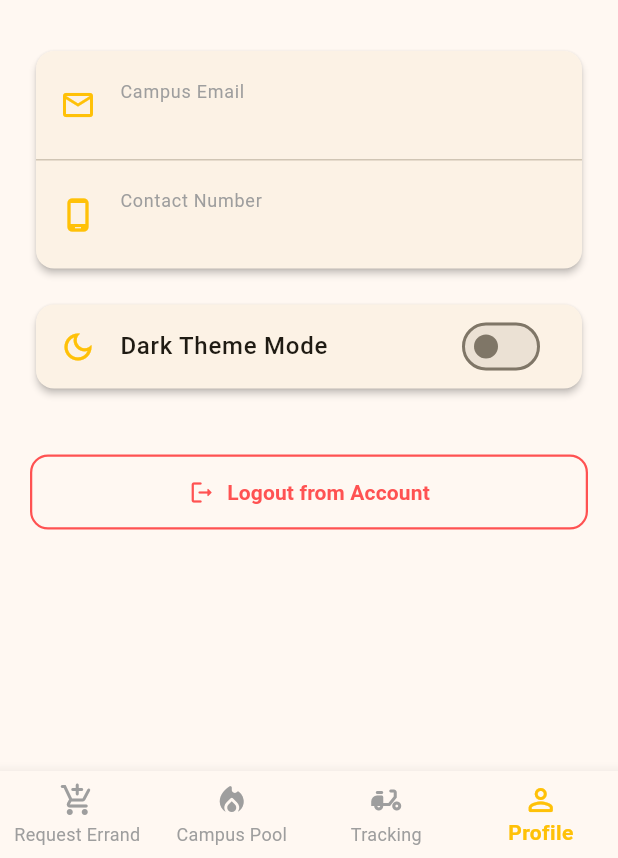
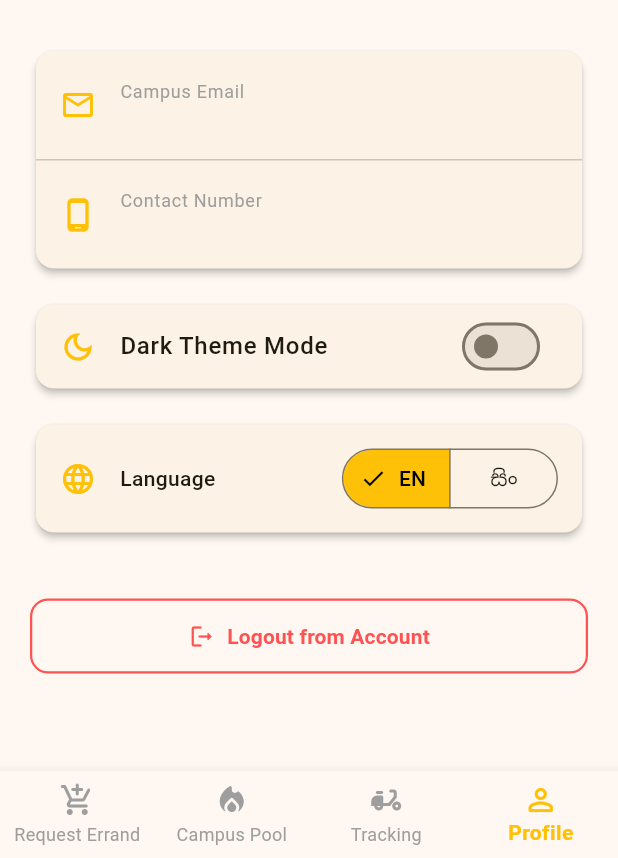
Before and after one commit to Kalana-methsara/Flash_Go, a Flutter app: the MainDashboard screen opened directly, item 4 of the bottom bar chosen, on a phone screen of 412 x 824 dp, the part 378-1236 px from its top. Run offline on Flutter 3.47's test engine with Material 3 defaults, Android fonts, the phone set to English and light mode, and no system bars; our stand-ins replace cloud_firestore, firebase_auth, firebase_core, firebase_messaging, flutter_local_notifications, geolocator and 1 more; accounts and stored records are empty.

Commit message:
i addd change luanage

```diff
--- /dev/null
+++ b/lib/language_provider.dart
@@ -0,0 +1,22 @@
+import 'package:flutter/material.dart';
+
+enum AppLanguage { en, si }
+
+/// 💡 App language state - default English ('en').
+/// Provider pattern එකම ThemeProvider එකට use කරපු විදිහටම.
+class LanguageProvider with ChangeNotifier {
+  AppLanguage _language = AppLanguage.en; // 👈 default language
+
+  AppLanguage get language => _language;
+  bool get isSinhala => _language == AppLanguage.si;
+
+  void toggleLanguage() {
+    _language = _language == AppLanguage.en ? AppLanguage.si : AppLanguage.en;
+    notifyListeners();
+  }
+
+  void setLanguage(AppLanguage lang) {
+    _language = lang;
+    notifyListeners();
+  }
+}
--- a/lib/screens/chat_screen.dart
+++ b/lib/screens/chat_screen.dart
@@ -1,6 +1,7 @@
 import 'package:flutter/material.dart';
 import 'package:cloud_firestore/cloud_firestore.dart';
 import 'package:firebase_auth/firebase_auth.dart';
+import '../app_strings.dart';
 
 class ChatScreen extends StatefulWidget {
   final String orderId;
@@ -35,7 +36,7 @@ class _ChatScreenState extends State<ChatScreen> {
   Widget build(BuildContext context) {
     return Scaffold(
       appBar: AppBar(
-        title: const Text('Live Chat 💬', style: TextStyle(fontWeight: FontWeight.bold)),
+        title: Text(context.tr('live_chat_title'), style: const TextStyle(fontWeight: FontWeight.bold)),
         backgroundColor: Colors.amber,
         foregroundColor: Colors.black,
       ),
@@ -101,7 +102,7 @@ class _ChatScreenState extends State<ChatScreen> {
                   child: TextField(
                     controller: _messageController,
                     decoration: InputDecoration(
-                      hintText: 'Type a message...',
+                      hintText: context.tr('type_message'),
                       border: OutlineInputBorder(
                         borderRadius: BorderRadius.circular(25),
                         borderSide: BorderSide.none,
--- a/lib/screens/main_dashboard.dart
+++ b/lib/screens/main_dashboard.dart
@@ -1,4 +1,5 @@
 import 'package:flutter/material.dart';
+import '../app_strings.dart';
 import 'create_order_screen.dart';
 import 'campus_pool_screen.dart';
 import 'profile_screen.dart';
@@ -13,7 +14,6 @@ class MainDashboard extends StatefulWidget {
 
 class _MainDashboardState extends State<MainDashboard> {
   int _selectedIndex = 0;
-
 
   final List<Widget> _screens = [
     const CreateOrderScreen(),
@@ -42,23 +42,22 @@ class _MainDashboardState extends State<MainDashboard> {
         unselectedItemColor: Colors.grey,
         selectedLabelStyle: const TextStyle(fontWeight: FontWeight.bold),
         type: BottomNavigationBarType.fixed,
-        items: const [
+        items: [
           BottomNavigationBarItem(
-            icon: Icon(Icons.add_shopping_cart_rounded),
-            label: 'Request Errand',
+            icon: const Icon(Icons.add_shopping_cart_rounded),
+            label: context.tr('nav_request'),
           ),
           BottomNavigationBarItem(
-            icon: Icon(Icons.local_fire_department_rounded),
-            label: 'Campus Pool',
-          ),
-
-          BottomNavigationBarItem(
-            icon: Icon(Icons.moped_rounded),
-            label: 'Tracking',
+            icon: const Icon(Icons.local_fire_department_rounded),
+            label: context.tr('nav_pool'),
           ),
           BottomNavigationBarItem(
-            icon: Icon(Icons.person_outline_rounded),
-            label: 'Profile',
+            icon: const Icon(Icons.moped_rounded),
+            label: context.tr('nav_tracking'),
+          ),
+          BottomNavigationBarItem(
+            icon: const Icon(Icons.person_outline_rounded),
+            label: context.tr('nav_profile'),
           ),
         ],
       ),
--- a/lib/screens/profile_screen.dart
+++ b/lib/screens/profile_screen.dart
@@ -3,8 +3,10 @@ import 'package:firebase_auth/firebase_auth.dart';
 import 'package:cloud_firestore/cloud_firestore.dart';
 import 'package:provider/provider.dart';
 import '../services/notification_service.dart';
+import '../app_strings.dart';
 import 'login_page.dart';
 import '../theme_provider.dart';
+import '../language_provider.dart';
 
 class ProfileScreen extends StatefulWidget {
   const ProfileScreen({super.key});
@@ -15,7 +17,6 @@ class ProfileScreen extends StatefulWidget {
 
 class _ProfileScreenState extends State<ProfileScreen> {
   Future<void> _logout(BuildContext context) async {
-
     await NotificationService.instance.clearToken();
     await FirebaseAuth.instance.signOut();
     if (context.mounted) {
@@ -30,17 +31,17 @@ class _ProfileScreenState extends State<ProfileScreen> {
   Widget build(BuildContext context) {
     final String? currentUserId = FirebaseAuth.instance.currentUser?.uid;
 
-
     final themeProvider = Provider.of<ThemeProvider>(context);
+    final languageProvider = Provider.of<LanguageProvider>(context);
 
     return Scaffold(
       appBar: AppBar(
-        title: const Text('My Profile', style: TextStyle(fontWeight: FontWeight.bold)),
+        title: Text(context.tr('my_profile_title'), style: const TextStyle(fontWeight: FontWeight.bold)),
         centerTitle: true,
         automaticallyImplyLeading: false,
       ),
       body: currentUserId == null
-          ? const Center(child: Text('කරුණාකර ප්‍රථමයෙන් ලොග් වන්න.'))
+          ? Center(child: Text(context.tr('please_login_first_profile')))
           : FutureBuilder<DocumentSnapshot>(
               future: FirebaseFirestore.instance.collection('users').doc(currentUserId).get(),
               builder: (context, snapshot) {
@@ -52,13 +53,13 @@ class _ProfileScreenState extends State<ProfileScreen> {
                 }
 
                 if (!snapshot.hasData || !snapshot.data!.exists) {
-                  return const Center(child: Text('යූසර්ගේ විස්තර සොයාගත නොහැකි විය.'));
+                  return Center(child: Text(context.tr('user_not_found')));
                 }
 
                 final userData = snapshot.data!;
-                final String name = userData['name'] ?? 'නමක් නොමැත';
-                final String email = userData['email'] ?? 'ඊමේල් නොමැත';
-                final String phone = userData['phone'] ?? 'ෆෝන් අංකයක් නොමැත';
+                final String name = userData['name'] ?? context.tr('no_name');
+                final String email = userData['email'] ?? context.tr('no_email');
+                final String phone = userData['phone'] ?? context.tr('no_phone');
 
                 return SingleChildScrollView(
                   padding: const EdgeInsets.all(20.0),
@@ -75,12 +76,11 @@ class _ProfileScreenState extends State<ProfileScreen> {
                         name,
                         style: const TextStyle(fontSize: 22, fontWeight: FontWeight.bold),
                       ),
-                      const Text(
-                        'Flash Go Student Member',
-                        style: TextStyle(color: Colors.grey, fontSize: 13),
+                      Text(
+                        context.tr('member_tag'),
+                        style: const TextStyle(color: Colors.grey, fontSize: 13),
                       ),
                       const SizedBox(height: 30),
-
 
                       Card(
                         elevation: 2,
@@ -89,13 +89,15 @@ class _ProfileScreenState extends State<ProfileScreen> {
                           children: [
                             ListTile(
                               leading: const Icon(Icons.email_outlined, color: Colors.amber),
-                              title: const Text('Campus Email', style: TextStyle(fontSize: 12, color: Colors.grey)),
+                              title: Text(context.tr('campus_email'),
+                                  style: const TextStyle(fontSize: 12, color: Colors.grey)),
                               subtitle: Text(email, style: const TextStyle(fontSize: 14, fontWeight: FontWeight.w500)),
                             ),
                             const Divider(height: 1),
                             ListTile(
                               leading: const Icon(Icons.phone_android_outlined, color: Colors.amber),
-                              title: const Text('Contact Number', style: TextStyle(fontSize: 12, color: Colors.grey)),
+                              title: Text(context.tr('contact_number'),
+                                  style: const TextStyle(fontSize: 12, color: Colors.grey)),
                               subtitle: Text(phone, style: const TextStyle(fontSize: 14, fontWeight: FontWeight.w500)),
                             ),
                           ],
@@ -103,12 +105,11 @@ class _ProfileScreenState extends State<ProfileScreen> {
                       ),
                       const SizedBox(height: 16),
 
-
                       Card(
                         elevation: 2,
                         shape: RoundedRectangleBorder(borderRadius: BorderRadius.circular(12)),
                         child: SwitchListTile(
-                          title: const Text('Dark Theme Mode', style: TextStyle(fontWeight: FontWeight.w500)),
+                          title: Text(context.tr('dark_theme'), style: const TextStyle(fontWeight: FontWeight.w500)),
                           secondary: const Icon(Icons.dark_mode_outlined, color: Colors.amber),
                           activeThumbColor: Colors.amber,
                           value: themeProvider.isDarkMode,
@@ -117,8 +118,51 @@ class _ProfileScreenState extends State<ProfileScreen> {
                           },
                         ),
                       ),
+                      const SizedBox(height: 16),
+
+                      // 💡 Language switcher card - English (default) / Sinhala
+                      Card(
+                        elevation: 2,
+                        shape: RoundedRectangleBorder(borderRadius: BorderRadius.circular(12)),
+                        child: Padding(
+                          padding: const EdgeInsets.symmetric(horizontal: 16, vertical: 12),
+                          child: Row(
+                            children: [
+                              const Icon(Icons.language_rounded, color: Colors.amber),
+                              const SizedBox(width: 16),
+                              Expanded(
+                                child: Text(context.tr('language'),
+                                    style: const TextStyle(fontWeight: FontWeight.w500)),
+                              ),
+                              SegmentedButton<AppLanguage>(
+                                segments: const [
+                                  ButtonSegment(value: AppLanguage.en, label: Text('EN')),
+                                  ButtonSegment(value: AppLanguage.si, label: Text('සිං')),
+                                ],
+                                selected: {languageProvider.language},
+                                onSelectionChanged: (selection) {
+                                  languageProvider.setLanguage(selection.first);
+                                },
+                                style: ButtonStyle(
+                                  backgroundColor: WidgetStateProperty.resolveWith((states) {
+                                    if (states.contains(WidgetState.selected)) {
+                                      return Colors.amber;
+                                    }
+                                    return null;
+                                  }),
+                                  foregroundColor: WidgetStateProperty.resolveWith((states) {
+                                    if (states.contains(WidgetState.selected)) {
+                                      return Colors.black;
+                                    }
+                                    return null;
+                                  }),
+                                ),
+                              ),
+                            ],
+                          ),
+                        ),
+                      ),
                       const SizedBox(height: 40),
-
 
                       SizedBox(
                         width: double.infinity,
@@ -130,12 +174,12 @@ class _ProfileScreenState extends State<ProfileScreen> {
                             foregroundColor: Colors.redAccent,
                           ),
                           onPressed: () => _logout(context),
-                          child: const Row(
+                          child: Row(
                             mainAxisAlignment: MainAxisAlignment.center,
                             children: [
-                              Icon(Icons.logout_rounded),
-                              SizedBox(width: 8),
-                              Text('Logout from Account', style: TextStyle(fontWeight: FontWeight.bold)),
+                              const Icon(Icons.logout_rounded),
+                              const SizedBox(width: 8),
+                              Text(context.tr('logout'), style: const TextStyle(fontWeight: FontWeight.bold)),
                             ],
                           ),
                         ),
```
Also changed, not shown: lib/app_strings.dart (added, +203 -0 lines), lib/main.dart (+6 -4 lines), lib/screens/active_orders_screen.dart (+7 -7 lines), lib/screens/campus_pool_screen.dart (+9 -11 lines), lib/screens/create_order_screen.dart (+35 -41 lines), lib/screens/location_picker_screen.dart (+14 -21 lines), lib/screens/login_page.dart (+20 -16 lines), lib/screens/order_map_screen.dart (+17 -28 lines), lib/screens/order_status_screen.dart (+18 -17 lines), lib/screens/register_page.dart (+21 -29 lines), lib/firebase_options.dart.
